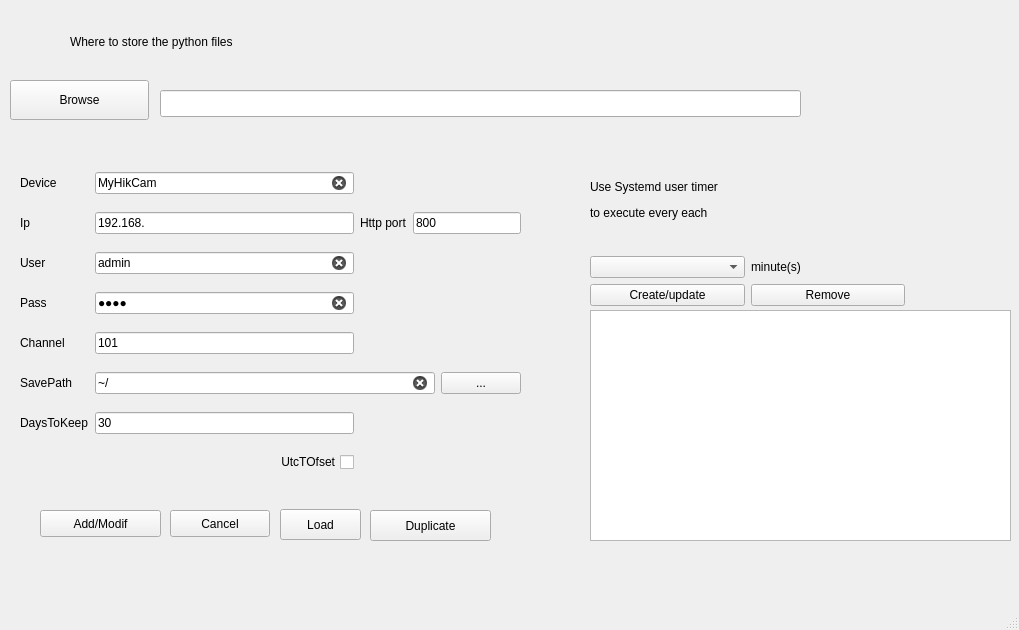
surfzoid/HNEWizard, file wizard.ui: the form before one commit.
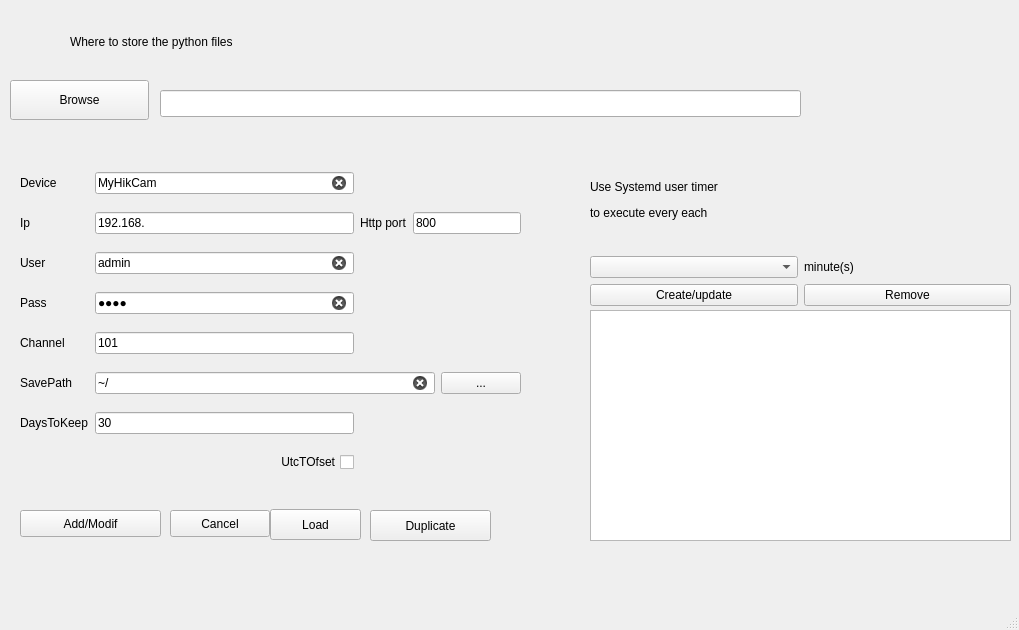
The form after the commit. Icons and pictures are not drawn.

```diff
--- a/wizard.ui
+++ b/wizard.ui
@@ -72,9 +72,9 @@
    <widget class="QPushButton" name="BtnAdd">
     <property name="geometry">
      <rect>
-      <x>40</x>
+      <x>20</x>
       <y>510</y>
-      <width>121</width>
+      <width>141</width>
       <height>27</height>
      </rect>
     </property>
@@ -110,9 +110,9 @@
    <widget class="QPushButton" name="BtnLoad">
     <property name="geometry">
      <rect>
-      <x>280</x>
+      <x>270</x>
       <y>509</y>
-      <width>81</width>
+      <width>91</width>
       <height>31</height>
      </rect>
     </property>
@@ -368,7 +368,7 @@
      <rect>
       <x>590</x>
       <y>150</y>
-      <width>315</width>
+      <width>421</width>
       <height>156</height>
      </rect>
     </property>
```
